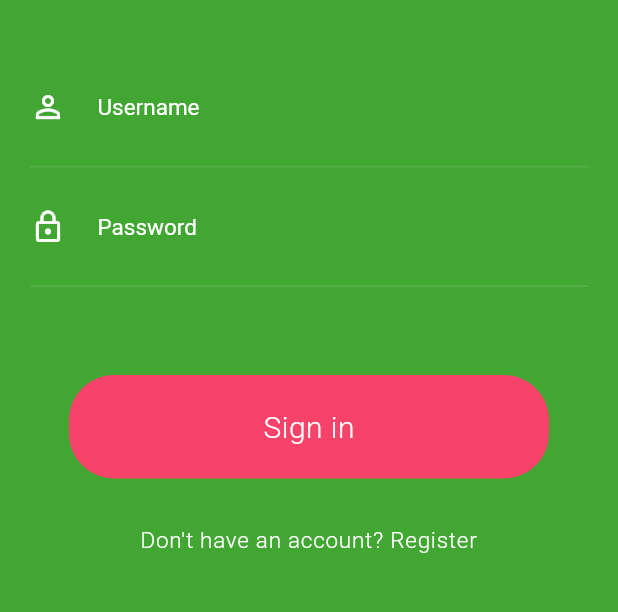
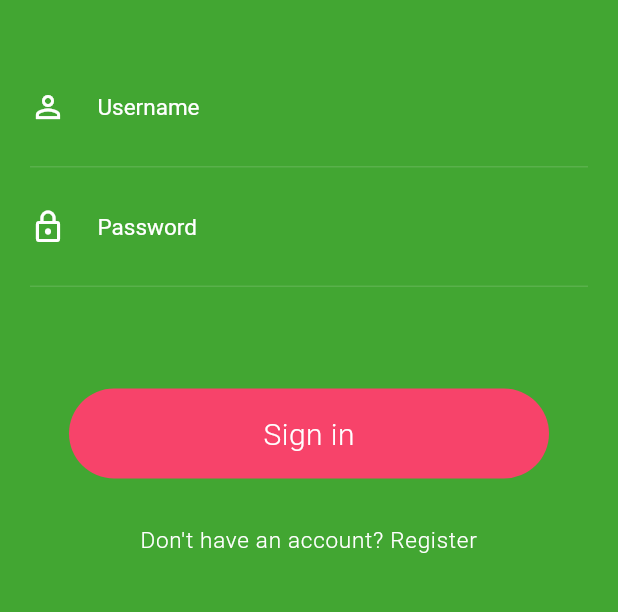
Before and after one commit to luidimso/flutter_app_animations, a Flutter app: the screen it shows after launch, on a phone screen of 412 x 824 dp, the part 330-942 px from its top. Run offline on Flutter 3.47's test engine with Material 2 defaults, Android fonts, the phone set to English and light mode, and no system bars.

Commit message:
Animation to shrink button

```diff
--- a/lib/components/btnAnimation_component.dart
+++ b/lib/components/btnAnimation_component.dart
@@ -2,8 +2,15 @@ import 'package:flutter/material.dart';
 
 class BtnAnimationComponent extends StatelessWidget {
   final AnimationController animationController;
+  final Animation<double> buttonAnimation;
 
-  BtnAnimationComponent({this.animationController});
+  BtnAnimationComponent({this.animationController}) : buttonAnimation = Tween(
+    begin: 320.0,
+    end: 60.0
+  ).animate(CurvedAnimation(
+    parent: animationController,
+    curve: Interval(0.0, 0.15)
+  ));
 
   @override
   Widget build(BuildContext context) {
@@ -17,25 +24,38 @@ class BtnAnimationComponent extends StatelessWidget {
     return Padding(
       padding: EdgeInsets.only(bottom: 50),
       child: InkWell(
-        onTap: () {},
+        onTap: () {
+          animationController.forward();
+        },
         child: Container(
-          width: 320,
-          height: 69,
+          width: buttonAnimation.value,
+          height: 60,
           alignment: Alignment.center,
           decoration: BoxDecoration(
             color: Color.fromRGBO(247, 67, 106, 1.0),
             borderRadius: BorderRadius.all(Radius.circular(30))
           ),
-          child: Text("Sign in",
-            style: TextStyle(
-              color: Colors.white,
-              fontSize: 20,
-              fontWeight: FontWeight.w300,
-              letterSpacing: 0.3
-            ),
-          ),
+          child: _buildInsideBtn(context),
         ),
       ),
     );
   }
+
+  Widget _buildInsideBtn(BuildContext context) {
+    if(buttonAnimation.value > 75) {
+      return Text("Sign in",
+        style: TextStyle(
+            color: Colors.white,
+            fontSize: 20,
+            fontWeight: FontWeight.w300,
+            letterSpacing: 0.3
+        ),
+      );
+    } else {
+      return CircularProgressIndicator(
+        valueColor: AlwaysStoppedAnimation<Color>(Colors.white),
+        strokeWidth: 1,
+      );
+    }
+  }
 }
```
